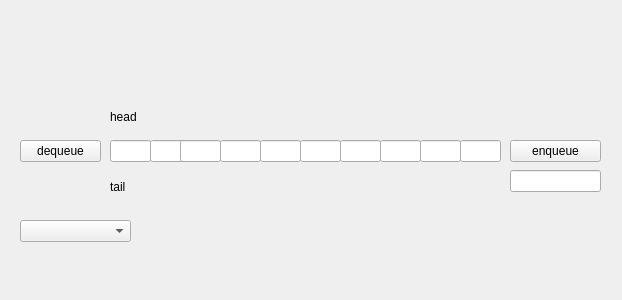
This is queuewindow.ui in selesdepselesnul/dss as Qt 5 draws it before an edit. The edited form follows.
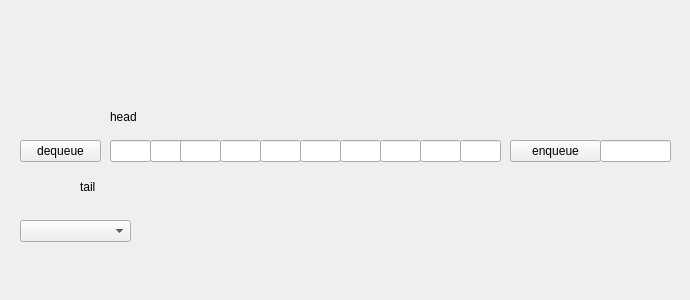
This is the edited form.

What changed in the file:
```diff
--- a/queuewindow.ui
+++ b/queuewindow.ui
@@ -6,7 +6,7 @@
    <rect>
     <x>0</x>
     <y>0</y>
-    <width>622</width>
+    <width>690</width>
     <height>300</height>
    </rect>
   </property>
@@ -168,7 +168,7 @@
   <widget class="QLabel" name="tailLabel">
    <property name="geometry">
     <rect>
-     <x>110</x>
+     <x>80</x>
      <y>180</y>
      <width>59</width>
      <height>14</height>
@@ -181,9 +181,9 @@
   <widget class="QLineEdit" name="itemToBeEnqueue">
    <property name="geometry">
     <rect>
-     <x>510</x>
-     <y>170</y>
-     <width>91</width>
+     <x>600</x>
+     <y>140</y>
+     <width>71</width>
      <height>22</height>
     </rect>
    </property>
```
